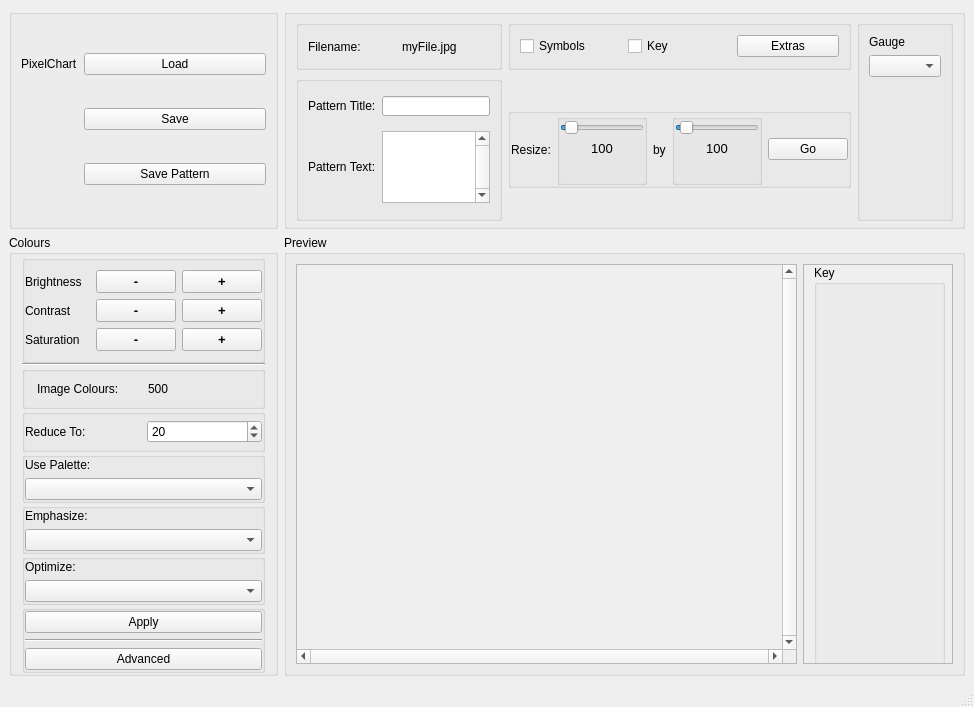
Above: GUI/Main.ui from hratcliffe/PixelChart before the change. Below: the same form after it.
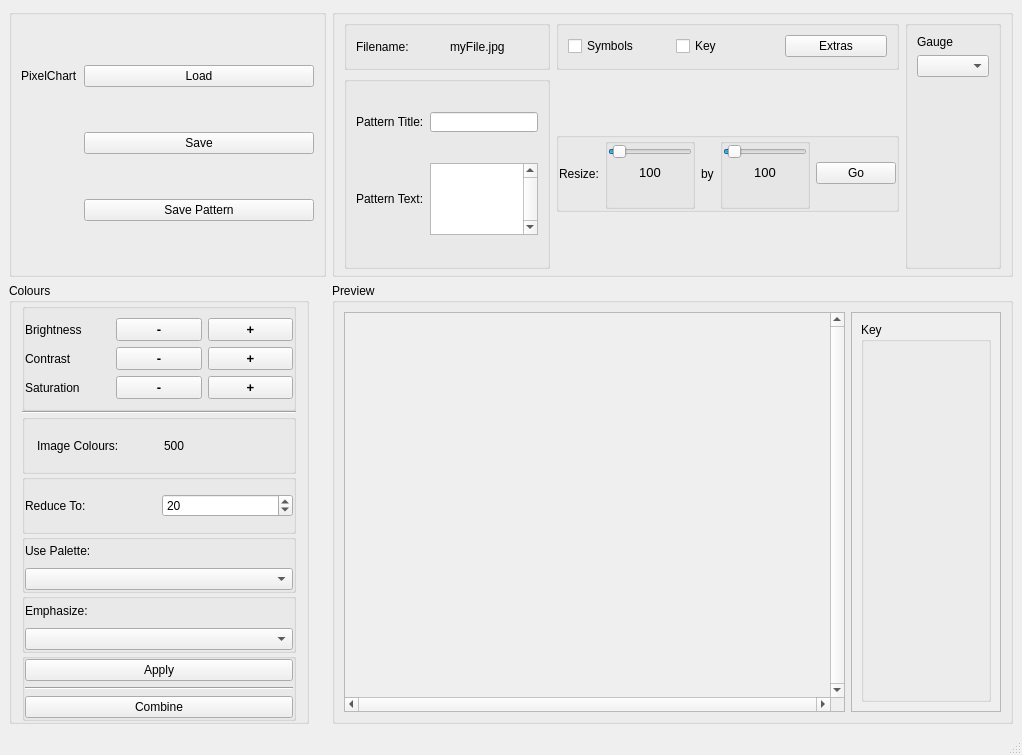
That is the form after the change.

Diff of the .ui file:
```diff
--- a/GUI/Main.ui
+++ b/GUI/Main.ui
@@ -6,8 +6,8 @@
    <rect>
     <x>0</x>
     <y>0</y>
-    <width>974</width>
-    <height>707</height>
+    <width>1022</width>
+    <height>755</height>
    </rect>
   </property>
   <property name="windowTitle">
@@ -152,8 +152,8 @@
            <rect>
             <x>8</x>
             <y>8</y>
-            <width>526</width>
-            <height>373</height>
+            <width>562</width>
+            <height>382</height>
            </rect>
           </property>
           <layout class="QVBoxLayout" name="verticalLayout_8">
@@ -197,32 +197,15 @@
             <height>398</height>
            </rect>
           </property>
-          <widget class="QPushButton" name="pushButton_3">
-           <property name="geometry">
-            <rect>
-             <x>0</x>
-             <y>410</y>
-             <width>113</width>
-             <height>32</height>
-            </rect>
-           </property>
-           <property name="text">
-            <string>Backstitch</string>
-           </property>
-          </widget>
-          <widget class="QGroupBox" name="key_box">
-           <property name="geometry">
-            <rect>
-             <x>10</x>
-             <y>0</y>
-             <width>131</width>
-             <height>401</height>
-            </rect>
-           </property>
-           <property name="title">
-            <string>Key</string>
-           </property>
-          </widget>
+          <layout class="QVBoxLayout" name="verticalLayout_2">
+           <item>
+            <widget class="QGroupBox" name="key_box">
+             <property name="title">
+              <string>Key</string>
+             </property>
+            </widget>
+           </item>
+          </layout>
          </widget>
         </widget>
        </item>
@@ -791,7 +774,6 @@
             <property name="font">
              <font>
               <pointsize>10</pointsize>
-              <weight>75</weight>
               <bold>true</bold>
              </font>
             </property>
@@ -811,7 +793,6 @@
             <property name="font">
              <font>
               <pointsize>10</pointsize>
-              <weight>75</weight>
               <bold>true</bold>
              </font>
             </property>
@@ -831,7 +812,6 @@
             <property name="font">
              <font>
               <pointsize>10</pointsize>
-              <weight>75</weight>
               <bold>true</bold>
               <kerning>false</kerning>
              </font>
@@ -855,7 +835,6 @@
             <property name="font">
              <font>
               <pointsize>10</pointsize>
-              <weight>75</weight>
               <bold>true</bold>
              </font>
             </property>
@@ -875,7 +854,6 @@
             <property name="font">
              <font>
               <pointsize>10</pointsize>
-              <weight>75</weight>
               <bold>true</bold>
              </font>
             </property>
@@ -895,7 +873,6 @@
             <property name="font">
              <font>
               <pointsize>10</pointsize>
-              <weight>75</weight>
               <bold>true</bold>
              </font>
             </property>
@@ -1094,40 +1071,6 @@
          </layout>
         </widget>
        </item>
-       <item>
-        <widget class="QGroupBox" name="groupBox_6">
-         <property name="title">
-          <string/>
-         </property>
-         <property name="flat">
-          <bool>true</bool>
-         </property>
-         <layout class="QVBoxLayout" name="verticalLayout_2">
-          <property name="leftMargin">
-           <number>0</number>
-          </property>
-          <property name="topMargin">
-           <number>0</number>
-          </property>
-          <property name="rightMargin">
-           <number>0</number>
-          </property>
-          <property name="bottomMargin">
-           <number>0</number>
-          </property>
-          <item>
-           <widget class="QLabel" name="label_11">
-            <property name="text">
-             <string>Optimize:</string>
-            </property>
-           </widget>
-          </item>
-          <item>
-           <widget class="QComboBox" name="optimize_select"/>
-          </item>
-         </layout>
-        </widget>
-       </item>
        <item>
         <widget class="QGroupBox" name="groupBox_7">
          <property name="title">
@@ -1166,7 +1109,7 @@
           <item>
            <widget class="QPushButton" name="colour_advanced_button">
             <property name="text">
-             <string>Advanced</string>
+             <string>Combine</string>
             </property>
            </widget>
           </item>
```
Left out of the diff: 36 changed lines with no effect on the pictures.
